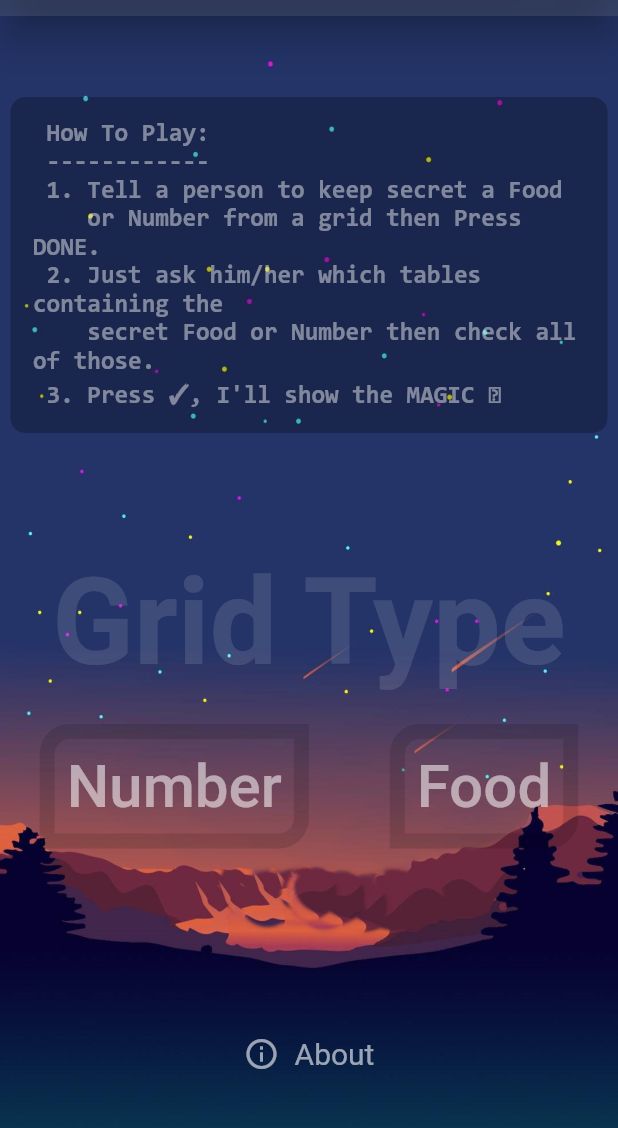
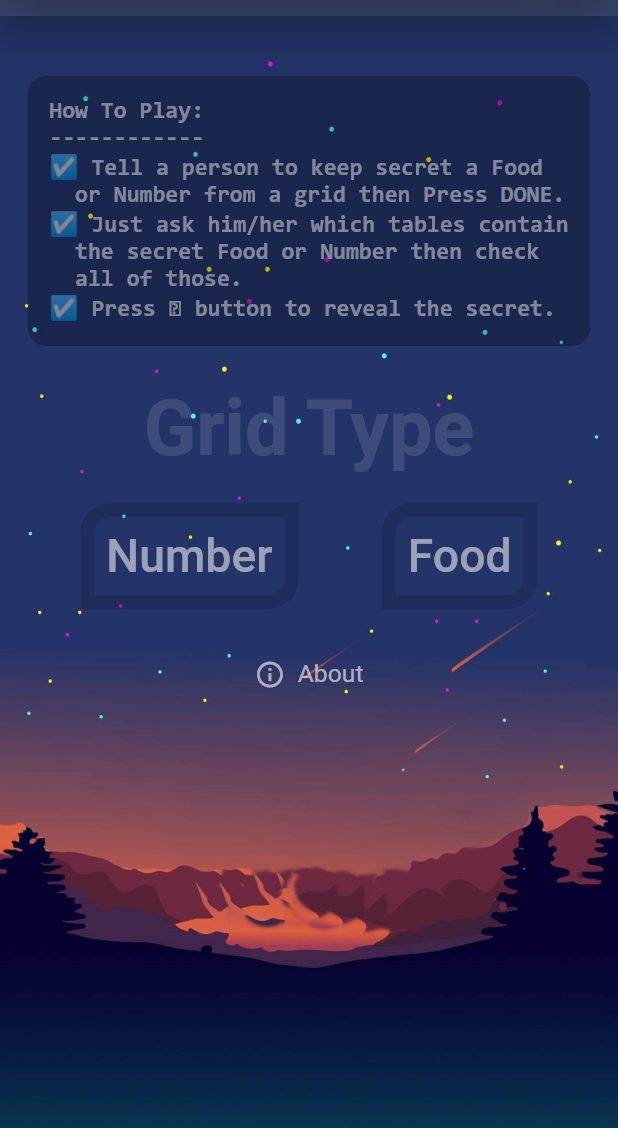
Before and after one commit to metaspook/numagic, a Flutter app: the screen it shows after launch, on a phone screen of 412 x 824 dp, the part 68-1196 px from its top. Run offline on Flutter 3.47's test engine with Material 2 defaults, Android fonts, the phone set to English and light mode, and no system bars; our stand-ins replace audioplayers, card_swiper.

Commit message:
add responsive home page

```diff
--- a/lib/pages/home_page.dart
+++ b/lib/pages/home_page.dart
@@ -11,6 +11,7 @@ class HomePage extends StatefulWidget {
 class _HomePageState extends State<HomePage> {
   @override
   Widget build(BuildContext context) {
+    final shortestSide = MediaQuery.of(context).size.shortestSide;
     return Scaffold(
       extendBodyBehindAppBar: true,
       appBar: AppBarMod(title: 'NuMagic 🪄'),
@@ -25,12 +26,12 @@ class _HomePageState extends State<HomePage> {
             ),
             child: SingleChildScrollView(
               child: Column(
-                children: const [
-                  SizedBox(height: kToolbarHeight * 1.75),
-                  HowToPlay(),
-                  GridButtonBar(),
-                  SizedBox(height: 125),
-                  AboutButton()
+                children: [
+                  const SizedBox(height: kToolbarHeight * 1.5),
+                  const HowToPlay(),
+                  const GridButtonBar(),
+                  SizedBox(height: MediaQuery.of(context).size.height * 0.04),
+                  const AboutButton(),
                 ],
               ),
             ),
--- a/lib/widgets/about_button.dart
+++ b/lib/widgets/about_button.dart
@@ -7,30 +7,35 @@ class AboutButton extends StatelessWidget {
 
   @override
   Widget build(BuildContext context) {
+    final longestSide = MediaQuery.of(context).size.longestSide;
+
     return GestureDetector(
       onTap: () => context.read<HomeController>().setAboutState(),
       child: context.watch<HomeController>().getAboutState
           ? Row(
               mainAxisAlignment: MainAxisAlignment.center,
               // crossAxisAlignment: CrossAxisAlignment.center,
-              children: const [
+              children: [
                 Icon(
                   Icons.info_outlined,
                   color: Colors.white60,
+                  size: longestSide * 0.025,
                 ),
-                SizedBox(width: 10),
+                SizedBox(width: longestSide * 0.010),
                 Text(
                   'About',
-                  style: TextStyle(color: Colors.white60, fontSize: 20),
+                  style: TextStyle(
+                      color: Colors.white60, fontSize: longestSide * 0.020),
                 ),
               ],
             )
-          : const Text(
+          : Text(
               """
 Made with  ❤️  from  🇧🇩
 Copyright © 2022, Metaspook""",
               textAlign: TextAlign.center,
-              style: TextStyle(color: Colors.white60, fontSize: 20),
+              style: TextStyle(
+                  color: Colors.white60, fontSize: longestSide * 0.020),
             ),
     );
   }
--- a/lib/widgets/grid_button_bar.dart
+++ b/lib/widgets/grid_button_bar.dart
@@ -9,51 +9,57 @@ class GridButtonBar extends StatelessWidget {
   @override
   Widget build(BuildContext context) {
     final gridPageRoute = context.read<HomeController>().gridPageRoute;
+    final size = MediaQuery.of(context).size;
+
     return Column(
       children: [
-        const Text(
+        Text(
           'Grid Type',
           textAlign: TextAlign.center,
           style: TextStyle(
             color: Colors.white12,
-            fontSize: 80,
+            fontSize: size.shortestSide * 0.125,
             fontWeight: FontWeight.bold,
           ),
         ),
         const SizedBox(height: 20),
         Row(
-          mainAxisAlignment: MainAxisAlignment.spaceEvenly,
+          mainAxisAlignment: MainAxisAlignment.center,
           children: [
             Container(
               decoration: BoxDecoration(
-                border: Border.all(color: Colors.black12, width: 10),
+                border: Border.all(
+                    color: Colors.black12, width: size.shortestSide * 0.0225),
                 borderRadius: const BorderRadius.only(
                     topLeft: Radius.circular(20),
                     bottomRight: Radius.circular(20)),
               ),
               child: TextButton(
                 onPressed: () => gridPageRoute(context, const NumberGridPage()),
-                child: const Text(
+                child: Text(
                   'Number',
-                  style: TextStyle(color: Colors.white54, fontSize: 40),
+                  style: TextStyle(
+                      color: Colors.white54,
+                      fontSize: size.shortestSide * 0.075),
                 ),
               ),
             ),
-            const SizedBox(width: 15),
+            SizedBox(width: size.width * 0.135),
             Container(
               decoration: BoxDecoration(
-                border: Border.all(color: Colors.black12, width: 10),
+                border: Border.all(
+                    color: Colors.black12, width: size.shortestSide * 0.0225),
                 borderRadius: const BorderRadius.only(
                     topLeft: Radius.circular(20),
                     bottomRight: Radius.circular(20)),
               ),
               child: TextButton(
                 onPressed: () => gridPageRoute(context, const FoodGridPage()),
-                child: const Text(
+                child: Text(
                   'Food',
                   style: TextStyle(
                     color: Colors.white54,
-                    fontSize: 40,
+                    fontSize: size.shortestSide * 0.075,
                   ),
                 ),
               ),
--- a/lib/widgets/how_to_play.dart
+++ b/lib/widgets/how_to_play.dart
@@ -5,27 +5,30 @@ class HowToPlay extends StatelessWidget {
 
   @override
   Widget build(BuildContext context) {
-    final longestSide = MediaQuery.of(context).size.shortestSide;
+    final size = MediaQuery.of(context).size;
     // final orientation = MediaQuery.of(context).orientation;
     return Container(
-      padding: const EdgeInsets.all(15),
-      margin: const EdgeInsets.only(bottom: 80),
+      padding: EdgeInsets.symmetric(
+          horizontal: size.longestSide * 0.0175, vertical: 15),
+      margin: EdgeInsets.only(bottom: size.height * 0.03),
       decoration: BoxDecoration(
         color: Colors.black26,
-        borderRadius: BorderRadius.circular(10),
+        borderRadius: BorderRadius.circular(size.longestSide * 0.015),
       ),
       child: Text(
         """
- How To Play:
- ------------
- 1. Tell a person to keep secret a Food
-    or Number from a grid then Press DONE.
- 2. Just ask him/her which tables containing the
-    secret Food or Number then check all of those.
- 3. Press ✓, I'll show the MAGIC 🪄""",
+How To Play:
+------------
+☑️ Tell a person to keep secret a Food
+  or Number from a grid then Press DONE.
+☑️ Just ask him/her which tables contain
+  the secret Food or Number then check
+  all of those.
+☑️ Press 🪄 button to reveal the secret.""",
+        // textScaleFactor: longestSide * 0.00285,
         style: TextStyle(
           color: Colors.white.withOpacity(.45),
-          fontSize: longestSide * 0.04,
+          fontSize: size.longestSide * 0.019,
           fontFamily: 'Consolas',
           fontWeight: FontWeight.w600,
         ),
```
